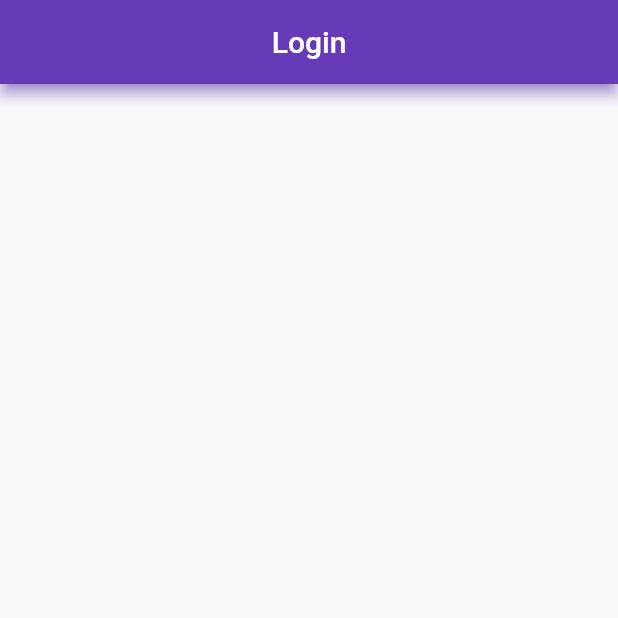
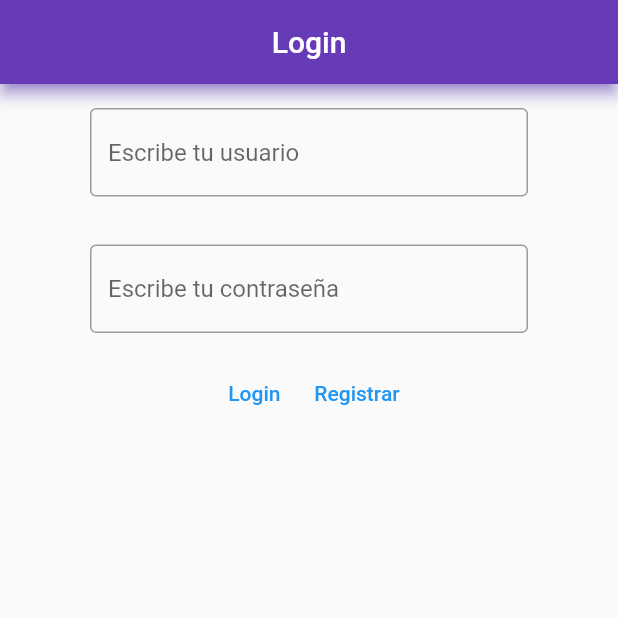
Before and after one commit to huugolopeez/Actividad1Din, a Flutter app: the screen it shows after launch, on a phone screen of 412 x 824 dp, the top half of it. Run offline on Flutter 3.47's test engine with Material 2 defaults, Android fonts, the phone set to English and light mode, and no system bars; our stand-ins replace firebase_core; accounts and stored records are empty; generated files the repository leaves out were written again.

Commit message:
Commit 4.0:  -Creacion del body en LoginView  -Creacion de los campos para el usuario y contraseña  -Creacion de los botones login y registrar pero sin funcionar

```diff
--- a/lib/onBoarding/LoginView.dart
+++ b/lib/onBoarding/LoginView.dart
@@ -10,11 +10,39 @@ class LoginView extends StatelessWidget {
         backgroundColor: Colors.deepPurple,
         shadowColor: Colors.deepPurpleAccent,
         title: Center(
-          child: Text('Login'),)
+          child: Text('Login'),
+        )
       ),
+      body: Column(
+          children: [
+            Padding(padding: EdgeInsets.symmetric(horizontal: 60, vertical: 16),
+                child: TextField(
+                  decoration: InputDecoration(
+                    border: OutlineInputBorder(),
+                    hintText: 'Escribe tu usuario',
+                  ),
+                )
+            ),
+            Padding(padding: EdgeInsets.symmetric(horizontal: 60, vertical: 16),
+                child: TextFormField(
+                  obscureText: true,
+                  decoration: InputDecoration(
+                    border: OutlineInputBorder(),
+                    hintText: 'Escribe tu contraseña',
+                  ),
+                )
+            ),
+            Row(
+              mainAxisAlignment: MainAxisAlignment.center,
+              children: [
+                TextButton(onPressed: () { }, child: Text('Login'),),
+                TextButton(onPressed: () { }, child: Text('Registrar'),)
+              ],
+            ),
+          ]
+        ),
     );
 
     return scaffold;
   }
-
 }
```
